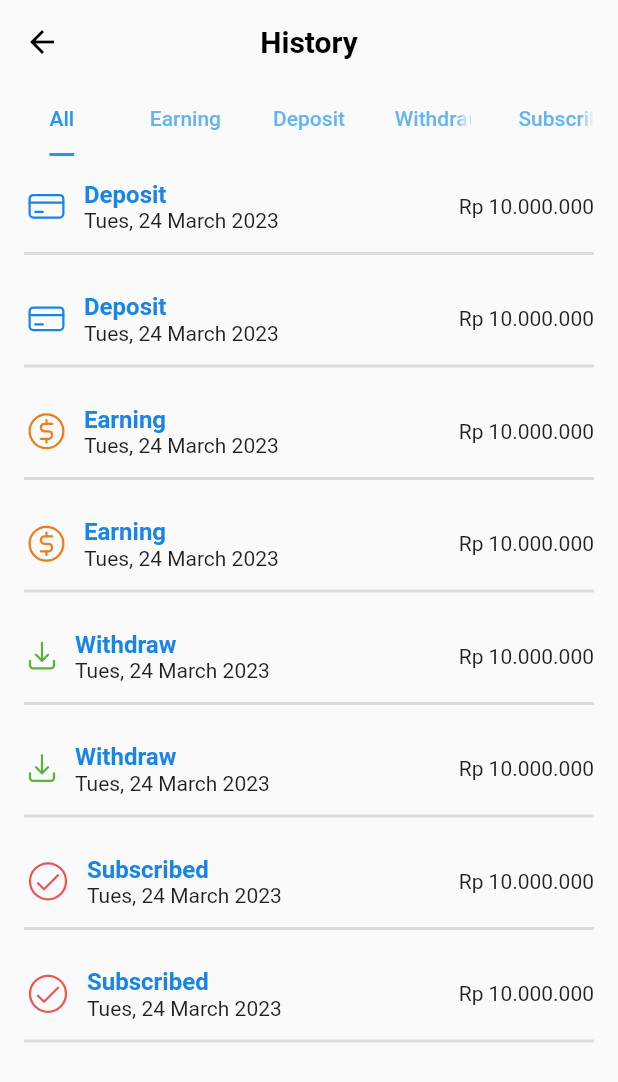
After one commit to Aqsaaaa/Trading_App, a Flutter app: the WalletPage screen opened directly, after a tap on "See All", on a phone screen of 412 x 824 dp. The commit adds this screen. Shown: the top 1082 px of the screen. Run offline on Flutter 3.47's test engine with Material 2 defaults, Android fonts, the phone set to English and light mode, and no system bars; our stand-ins replace flutter_svg.

Commit message:
feat : add ui wallet page

```diff
--- a/lib/gen/assets.gen.dart
+++ b/lib/gen/assets.gen.dart
@@ -13,6 +13,10 @@ import 'package:flutter/services.dart';
 
 class $AssetsIconGen {
   const $AssetsIconGen();
+
+  /// File path: assets/icon/checkcircle.svg
+  SvgGenImage get checkcircle =>
+      const SvgGenImage('assets/icon/checkcircle.svg');
 
   /// File path: assets/icon/coin.svg
   SvgGenImage get coin => const SvgGenImage('assets/icon/coin.svg');
@@ -35,7 +39,7 @@ class $AssetsIconGen {
 
   /// List of all assets
   List<SvgGenImage> get values =>
-      [coin, creditcard, download, google, notification, wallet];
+      [checkcircle, coin, creditcard, download, google, notification, wallet];
 }
 
 class $AssetsImagesGen {
--- a/lib/gen/colors.gen.dart
+++ b/lib/gen/colors.gen.dart
@@ -19,11 +19,17 @@ class ColorName {
   /// Color: #1985E7
   static const Color blue = Color(0xFF1985E7);
 
+  /// Color: #5AB334
+  static const Color green = Color(0xFF5AB334);
+
   /// Color: #F0F0F0
   static const Color grey = Color(0xFFF0F0F0);
 
   /// Color: #EB7D1C
   static const Color orange = Color(0xFFEB7D1C);
+
+  /// Color: #EB5757
+  static const Color red = Color(0xFFEB5757);
 
   /// Color: #FFFFFF
   static const Color white = Color(0xFFFFFFFF);
--- a/lib/modules/home/view/home_page.dart
+++ b/lib/modules/home/view/home_page.dart
@@ -1,7 +1,7 @@
 import 'package:flutter/material.dart';
 import 'package:flutter_svg/flutter_svg.dart';
 import 'package:trading_app/gen/colors.gen.dart';
-import 'package:trading_app/modules/wallet/view/wallet_view.dart';
+import 'package:trading_app/modules/wallet/view/wallet_page.dart';
 
 import '../../../gen/assets.gen.dart';
 
--- /dev/null
+++ b/lib/modules/wallet/view/history_transaction_page.dart
@@ -0,0 +1,210 @@
+// ignore_for_file: deprecated_member_use_from_same_package
+
+import 'package:flutter/material.dart';
+import 'package:flutter_svg/svg.dart';
+import 'package:trading_app/gen/colors.gen.dart';
+import 'package:trading_app/modules/wallet/view/wallet_page.dart';
+
+import '../../../gen/assets.gen.dart';
+
+class HistoryTransactionPage extends StatelessWidget {
+  const HistoryTransactionPage({Key? key}) : super(key: key);
+
+  @override
+  Widget build(BuildContext context) {
+    return DefaultTabController(
+      length: 5,
+      child: Scaffold(
+        appBar: AppBar(
+          backgroundColor: Colors.transparent,
+          elevation: 0,
+          leading: IconButton(
+            icon: const Icon(
+              Icons.arrow_back,
+              color: Colors.black,
+            ),
+            onPressed: () {
+              Navigator.pushReplacement(
+                context,
+                MaterialPageRoute(
+                  builder: (_) => const WalletPage(),
+                ),
+              );
+            },
+          ),
+          bottom: const TabBar(
+            tabs: [
+              Tab(text: 'All'),
+              Tab(text: 'Earning'),
+              Tab(text: 'Deposit'),
+              Tab(text: 'Withdraw'),
+              Tab(text: 'Subscribed'),
+            ],
+            labelColor: Colors.blue,
+            indicatorSize: TabBarIndicatorSize.label,
+          ),
+          title: const Text(
+            'History',
+            style: TextStyle(
+              color: Colors.black,
+              fontSize: 20,
+              fontWeight: FontWeight.bold,
+            ),
+          ),
+          centerTitle: true,
+        ),
+        body: Padding(
+          padding: const EdgeInsets.symmetric(horizontal: 16),
+          child: TabBarView(children: [
+            Column(
+              children: [
+                _historySubscribed(
+                    Assets.icon.creditcard.svg(color: ColorName.blue),
+                    'Deposit',
+                    'Tues, 24 March 2023',
+                    'Rp 10.000.000'),
+                _historySubscribed(
+                    Assets.icon.creditcard.svg(color: ColorName.blue),
+                    'Deposit',
+                    'Tues, 24 March 2023',
+                    'Rp 10.000.000'),
+                _historySubscribed(
+                    Assets.icon.coin.svg(color: ColorName.orange),
+                    'Earning',
+                    'Tues, 24 March 2023',
+                    'Rp 10.000.000'),
+                _historySubscribed(
+                    Assets.icon.coin.svg(color: ColorName.orange),
+                    'Earning',
+                    'Tues, 24 March 2023',
+                    'Rp 10.000.000'),
+                _historySubscribed(
+                    Assets.icon.download.svg(color: ColorName.green),
+                    'Withdraw',
+                    'Tues, 24 March 2023',
+                    'Rp 10.000.000'),
+                _historySubscribed(
+                    Assets.icon.download.svg(color: ColorName.green),
+                    'Withdraw',
+                    'Tues, 24 March 2023',
+                    'Rp 10.000.000'),
+                _historySubscribed(
+                    Assets.icon.checkcircle.svg(color: ColorName.red),
+                    'Subscribed',
+                    'Tues, 24 March 2023',
+                    'Rp 10.000.000'),
+                _historySubscribed(
+                    Assets.icon.checkcircle.svg(color: ColorName.red),
+                    'Subscribed',
+                    'Tues, 24 March 2023',
+                    'Rp 10.000.000'),
+              ],
+            ),
+            Column(
+              children: [
+                _historySubscribed(
+                    Assets.icon.coin.svg(color: ColorName.orange),
+                    'Earning',
+                    'Tues, 24 March 2023',
+                    'Rp 10.000.000'),
+                _historySubscribed(
+                    Assets.icon.coin.svg(color: ColorName.orange),
+                    'Earning',
+                    'Tues, 24 March 2023',
+                    'Rp 10.000.000'),
+              ],
+            ),
+            Column(
+              children: [
+                _historySubscribed(
+                    Assets.icon.creditcard.svg(color: ColorName.blue),
+                    'Deposit',
+                    'Tues, 24 March 2023',
+                    'Rp 10.000.000'),
+                _historySubscribed(
+                    Assets.icon.creditcard.svg(color: ColorName.blue),
+                    'Deposit',
+                    'Tues, 24 March 2023',
+                    'Rp 10.000.000'),
+              ],
+            ),
+            Column(
+              children: [
+                _historySubscribed(
+                    Assets.icon.download.svg(color: ColorName.green),
+                    'Withdraw',
+                    'Tues, 24 March 2023',
+                    'Rp 10.000.000'),
+                _historySubscribed(
+                    Assets.icon.download.svg(color: ColorName.green),
+                    'Withdraw',
+                    'Tues, 24 March 2023',
+                    'Rp 10.000.000'),
+              ],
+            ),
+            Column(
+              children: [
+                _historySubscribed(
+                    Assets.icon.checkcircle.svg(color: ColorName.red),
+                    'Subscribed',
+                    'Tues, 24 March 2023',
+                    'Rp 10.000.000'),
+                _historySubscribed(
+                    Assets.icon.checkcircle.svg(color: ColorName.red),
+                    'Subscribed',
+                    'Tues, 24 March 2023',
+                    'Rp 10.000.000'),
+              ],
+            ),
+          ]),
+        ),
+      ),
+    );
+  }
+}
+
+Widget _historySubscribed(
+    SvgPicture icon, String title, String subtitle, String value) {
+  return Column(
+    children: [
+      const SizedBox(height: 16),
+      Row(
+        mainAxisAlignment: MainAxisAlignment.spaceBetween,
+        children: [
+          Row(
+            crossAxisAlignment: CrossAxisAlignment.center,
+            children: [
+              icon,
+              const SizedBox(width: 10),
+              Column(
+                crossAxisAlignment: CrossAxisAlignment.start,
+                children: [
+                  Text(
+                    title,
+                    style: const TextStyle(
+                      fontSize: 16.0,
+                      color: ColorName.blue,
+                      fontWeight: FontWeight.bold,
+                    ),
+                  ),
+                  Text(
+                    subtitle,
+                    style: const TextStyle(
+                      fontSize: 14.0,
+                    ),
+                  ),
+                ],
+              ),
+            ],
+          ),
+          Text(value),
+        ],
+      ),
+      const SizedBox(height: 4),
+      const Divider(
+        thickness: 2,
+        height: 20,
+      ),
+    ],
+  );
+}
--- a/lib/modules/wallet/view/wallet_view.dart
+++ b/lib/modules/wallet/view/wallet_page.dart
@@ -3,6 +3,7 @@
 import 'package:flutter/material.dart';
 import 'package:flutter_svg/flutter_svg.dart';
 import 'package:trading_app/gen/colors.gen.dart';
+import 'package:trading_app/modules/wallet/view/history_transaction_page.dart';
 
 import '../../../gen/assets.gen.dart';
 import '../../bottom_bar/bottom_bar.dart';
@@ -194,10 +195,10 @@ class WalletPage extends StatelessWidget {
                 ),
               ),
               const SizedBox(height: 16),
-              const Row(
+              Row(
                 mainAxisAlignment: MainAxisAlignment.spaceBetween,
                 children: [
-                  Text(
+                  const Text(
                     'History',
                     style: TextStyle(
                       fontSize: 20,
@@ -205,13 +206,23 @@ class WalletPage extends StatelessWidget {
                       color: Colors.black,
                     ),
                   ),
-                  SizedBox(height: 8),
-                  Text(
-                    'See All',
-                    style: TextStyle(
-                      fontSize: 14.0,
-                      fontWeight: FontWeight.bold,
-                      color: ColorName.blue,
+                  const SizedBox(height: 8),
+                  GestureDetector(
+                    onTap: () {
+                      Navigator.pushReplacement(
+                        context,
+                        MaterialPageRoute(
+                          builder: (_) => const HistoryTransactionPage(),
+                        ),
+                      );
+                    },
+                    child: const Text(
+                      'See All',
+                      style: TextStyle(
+                        fontSize: 14.0,
+                        fontWeight: FontWeight.bold,
+                        color: ColorName.blue,
+                      ),
                     ),
                   ),
                 ],
@@ -221,13 +232,10 @@ class WalletPage extends StatelessWidget {
                 children: [
                   _history(Assets.icon.creditcard.svg(color: ColorName.blue),
                       'Deposit', 'Tues, 24 March 2023', 'Rp 10.000.000'),
-                  const SizedBox(height: 20),
                   _history(Assets.icon.creditcard.svg(color: ColorName.blue),
                       'Deposit', 'Tues, 24 March 2023', 'Rp 10.000.000'),
-                  const SizedBox(height: 20),
                   _history(Assets.icon.creditcard.svg(color: ColorName.blue),
                       'Deposit', 'Tues, 24 March 2023', 'Rp 10.000.000'),
-                  const SizedBox(height: 20),
                 ],
               ),
             ],
@@ -273,6 +281,7 @@ Widget _history(SvgPicture icon, String title, String subtitle, String value) {
           Text(value),
         ],
       ),
+      const SizedBox(height: 20),
     ],
   );
 }
```
Also changed, not shown: assets/icon/checkcircle.svg (added), 1 other file.
